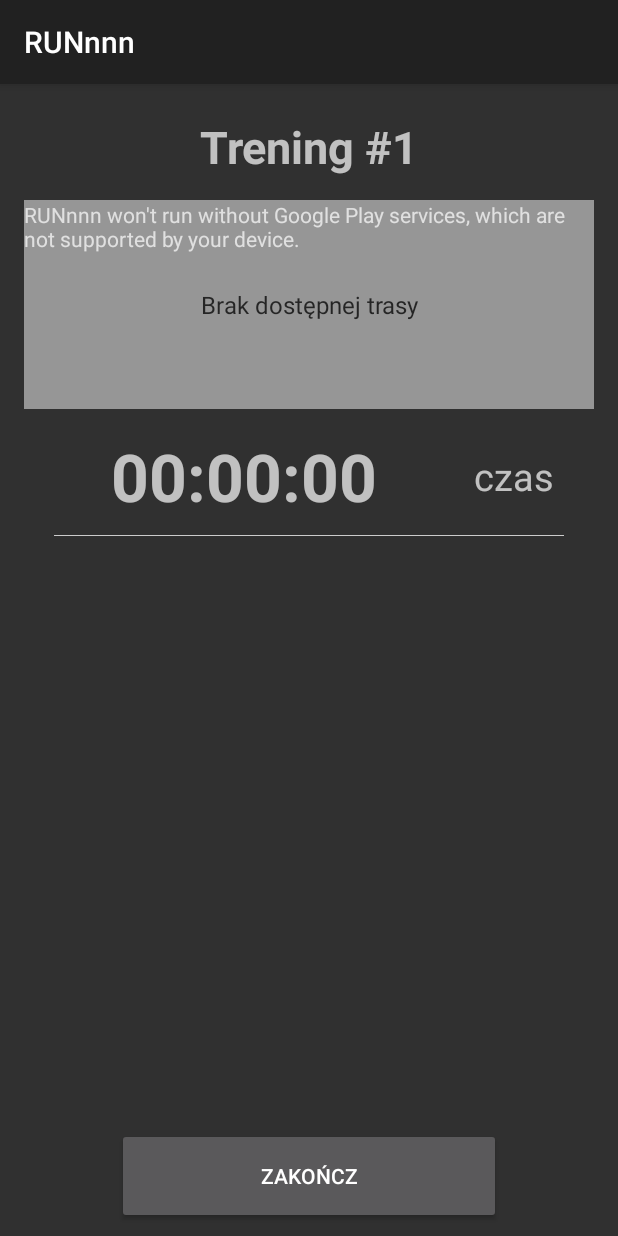
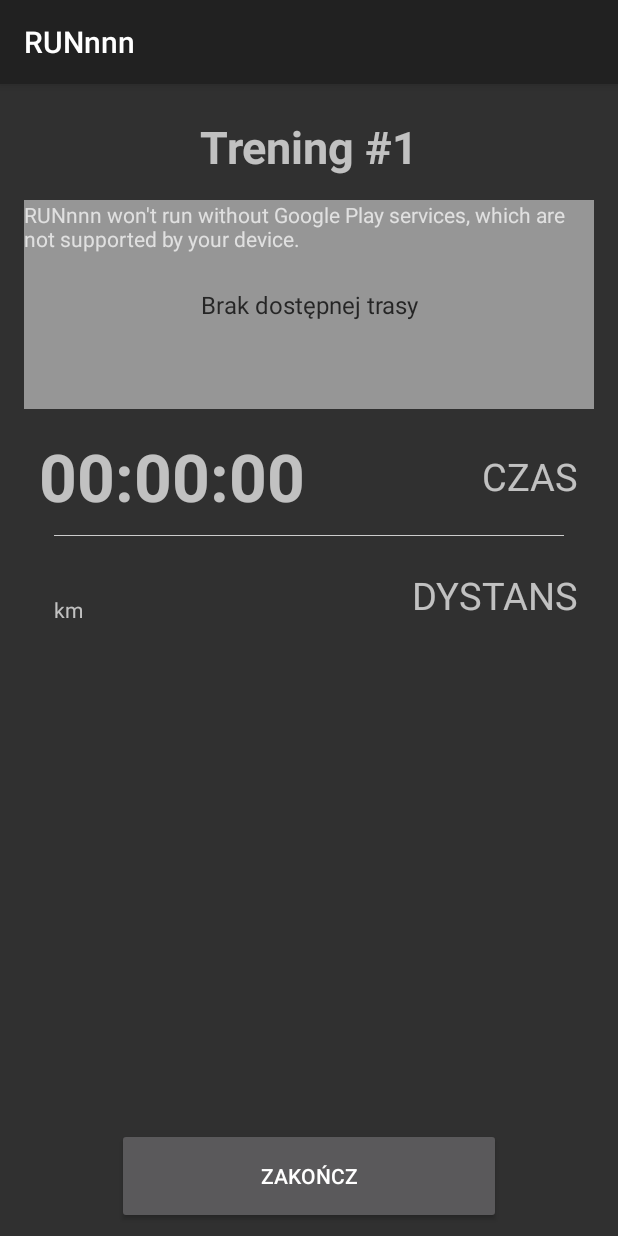
Before and after one commit to krodzik/RUNnnn, an Android app: the SummaryActivity screen opened directly, with no data from a screen before it, on a phone screen of 412 x 824 dp. Run offline under Robolectric (Android 15) with nearby library versions, the phone set to English and light mode, and no system bars; our stand-ins replace data binding.

Commit message:
distance added

```diff
--- a/app/src/main/java/com/rodzik/kamil/runnnn/view/activities/TrainingActivity.java
+++ b/app/src/main/java/com/rodzik/kamil/runnnn/view/activities/TrainingActivity.java
@@ -84,6 +84,7 @@ public class TrainingActivity extends AppCompatActivity {
         mDataFragment.setObservableOnStopButton(mOnStopClickObservable);
 
         if (isMapEnable) {
+            mDataFragment.enableDistanceRelatedFeature();
             mMapFragment = new MapFragment();
             mMapFragment.setObservableOnPauseButton(mOnPauseClickObservable);
             mMapFragment.setObservableOnStopButton(mOnStopClickObservable);
--- a/app/src/main/java/com/rodzik/kamil/runnnn/view/fragments/DataFragment.java
+++ b/app/src/main/java/com/rodzik/kamil/runnnn/view/fragments/DataFragment.java
@@ -43,6 +43,10 @@ public class DataFragment extends Fragment {
         }
     }
 
+    public void enableDistanceRelatedFeature() {
+        mViewModel.enableGpsRelatedFeature();
+    }
+
     @Override
     public void onDestroy() {
         super.onDestroy();
--- a/app/src/main/java/com/rodzik/kamil/runnnn/viewmodel/summary/SummaryViewModel.java
+++ b/app/src/main/java/com/rodzik/kamil/runnnn/viewmodel/summary/SummaryViewModel.java
@@ -20,6 +20,7 @@ public class SummaryViewModel implements SummaryViewModelContract.ViewModel,
         GoogleMap.OnMapClickListener, GoogleMap.OnMarkerClickListener {
 
     public ObservableField<String> time;
+    public ObservableField<String> distance;
     public ObservableInt noMapAvailableTextVisibility;
 
     private Context mContext;
@@ -72,6 +73,10 @@ public class SummaryViewModel implements SummaryViewModelContract.ViewModel,
         return SummaryModel.getInstance().getTime();
     }
 
+    public String getDistance() {
+        return SummaryModel.getInstance().getDistance();
+    }
+
     public void onDoneButtonClicked(View view) {
         // Delete training.
         SummaryModel.getInstance().reset();
--- a/app/src/main/java/com/rodzik/kamil/runnnn/viewmodel/training/DataViewModelContract.java
+++ b/app/src/main/java/com/rodzik/kamil/runnnn/viewmodel/training/DataViewModelContract.java
@@ -13,5 +13,6 @@ public interface DataViewModelContract {
         void setObservableOnPauseButton(Observable<View> observable);
         void setObservableOnStopButton(Observable<View> observable);
         void setupChronometer(Chronometer chronometer);
+        void enableGpsRelatedFeature();
     }
 }
--- a/app/src/main/res/layout/activity_summary.xml
+++ b/app/src/main/res/layout/activity_summary.xml
@@ -63,14 +63,14 @@
                 android:layout_centerInParent="true"
                 android:background="#7EFFFFFF"
                 android:gravity="center"
-                android:text="@string/no_route_available"
+                android:text="@string/noRouteAvailable"
                 android:textColor="#C0000000"
                 android:textSize="16sp"
                 android:visibility="@{viewModel.noMapAvailableTextVisibility}" />
 
         </RelativeLayout>
 
-        <LinearLayout
+        <RelativeLayout
             android:id="@+id/time"
             android:layout_width="match_parent"
             android:layout_height="wrap_content"
@@ -78,9 +78,9 @@
             android:layout_margin="10dp">
 
             <TextView
+                android:id="@+id/timeValue"
                 android:layout_width="wrap_content"
-                android:layout_height="match_parent"
-                android:layout_weight="0.75"
+                android:layout_height="wrap_content"
                 android:text="@{viewModel.time}"
                 android:textAlignment="center"
                 android:textSize="44sp"
@@ -89,22 +89,65 @@
 
             <TextView
                 android:layout_width="wrap_content"
-                android:layout_height="match_parent"
-                android:layout_weight="0.25"
-                android:gravity="center"
-                android:text="@string/timeText"
+                android:layout_height="wrap_content"
+                android:layout_alignParentEnd="true"
+                android:layout_alignParentRight="true"
+                android:layout_centerInParent="true"
+                android:text="@string/durationText"
+                android:textAllCaps="true"
                 android:textSize="25sp" />
 
-        </LinearLayout>
+        </RelativeLayout>
 
         <View
-            android:id="@+id/divider"
+            android:id="@+id/divider0"
             android:layout_width="match_parent"
             android:layout_height="0.5dp"
             android:layout_below="@id/time"
             android:layout_marginLeft="20dp"
             android:layout_marginRight="20dp"
             android:background="@color/divider" />
+
+        <RelativeLayout
+            android:id="@+id/distance"
+            android:layout_width="match_parent"
+            android:layout_height="wrap_content"
+            android:layout_below="@id/divider0"
+            android:layout_margin="10dp">
+
+            <TextView
+                android:id="@+id/distanceValue"
+                android:layout_width="wrap_content"
+                android:layout_height="wrap_content"
+                android:text="@{viewModel.distance}"
+                android:textAlignment="center"
+                android:textSize="44sp"
+                android:textStyle="bold"
+                tools:text="0.00" />
+
+            <TextView
+                android:layout_width="wrap_content"
+                android:layout_height="wrap_content"
+                android:paddingLeft="10dp"
+                android:paddingStart="10dp"
+                android:paddingRight="10dp"
+                android:paddingBottom="10dp"
+                android:layout_toEndOf="@id/distanceValue"
+                android:layout_toRightOf="@id/distanceValue"
+                android:layout_alignBottom="@id/distanceValue"
+                android:text="@string/distanceUnitText" />
+
+            <TextView
+                android:layout_width="wrap_content"
+                android:layout_height="wrap_content"
+                android:layout_alignParentEnd="true"
+                android:layout_alignParentRight="true"
+                android:layout_centerInParent="true"
+                android:text="@string/distanceText"
+                android:textAllCaps="true"
+                android:textSize="25sp" />
+
+        </RelativeLayout>
 
         <Button
             android:layout_width="256dp"
--- a/app/src/main/res/values/strings.xml
+++ b/app/src/main/res/values/strings.xml
@@ -11,12 +11,15 @@
     <string name="resumeButton">wznów</string>
     <string name="stopButton">stop</string>
 
+    <!-- Data -->
+    <string name="durationText">czas</string>
+    <string name="distanceUnitText">km</string>
+    <string name="distanceText">dystans</string>
+
     <!-- Summary Screen -->
     <string name="headerMock">Trening #1</string>
     <string name="doneButton">zakończ</string>
-    <string name="timeText">czas</string>
-    <string name="durationText">czas</string>
-    <string name="no_route_available">Brak dostępnej trasy</string>
+    <string name="noRouteAvailable">Brak dostępnej trasy</string>
     <string name="mapScreenshotDescription">Map of the training route.</string>
 
 </resources>
```
Also changed, not shown: app/src/main/java/com/rodzik/kamil/runnnn/model/LocationModel.java (+31 -19 lines), app/src/main/java/com/rodzik/kamil/runnnn/model/SummaryModel.java (+9 -0 lines), app/src/main/java/com/rodzik/kamil/runnnn/viewmodel/training/DataViewModel.java (+66 -0 lines), app/src/main/java/com/rodzik/kamil/runnnn/viewmodel/training/MapViewModel.java (+30 -9 lines), app/src/main/res/layout/fragment_data.xml (+26 -0 lines).
